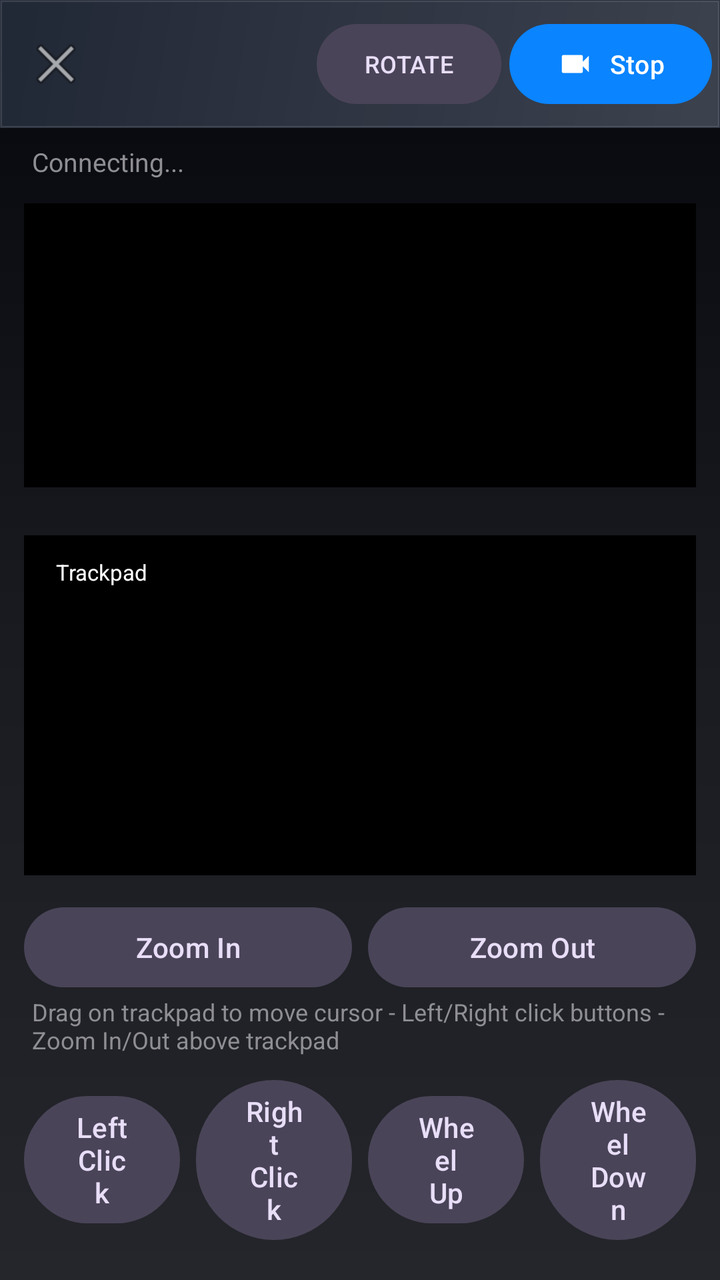
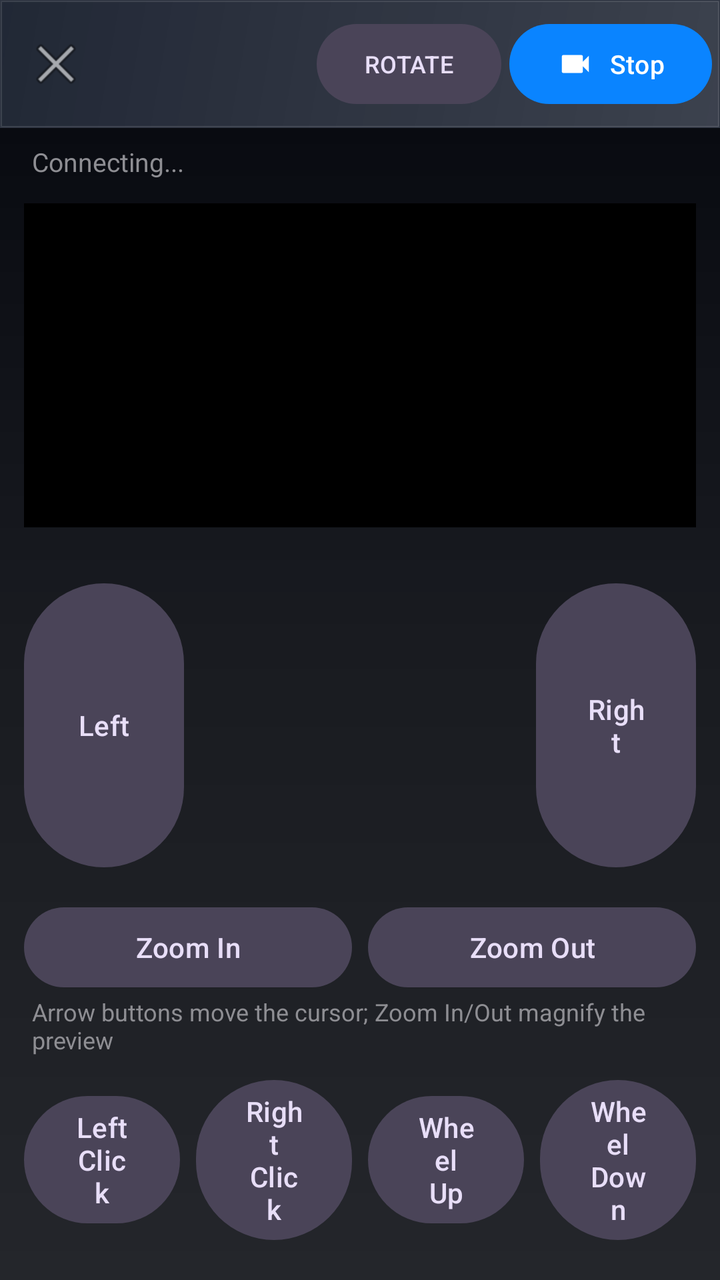

Screens rendered from an Android XML layout before and after an edit, with the pre-edit source and the edit as a unified diff.
<!-- AndroidManifest.xml: application theme Theme.Mimo -->
<!-- res/layout/activity_screen_control.xml -->
<?xml version="1.0" encoding="utf-8"?>
<LinearLayout xmlns:android="http://schemas.android.com/apk/res/android"
    xmlns:app="http://schemas.android.com/apk/res-auto"
    android:layout_width="match_parent"
    android:layout_height="match_parent"
    android:background="@drawable/bg_screen_glass"
    android:orientation="vertical">

    <com.google.android.material.appbar.MaterialToolbar
        android:id="@+id/toolbar"
        android:layout_width="match_parent"
        android:layout_height="?attr/actionBarSize"
        android:background="@drawable/bg_bar_glass"
        android:title="@string/screen_control_title"
        app:navigationIcon="@android:drawable/ic_menu_close_clear_cancel"
        app:titleTextColor="?attr/colorOnSurface">

        <com.google.android.material.button.MaterialButton
            android:id="@+id/btnStop"
            android:layout_width="wrap_content"
            android:layout_height="wrap_content"
            android:layout_gravity="end"
            android:layout_marginEnd="4dp"
            android:minWidth="0dp"
            android:text="@string/stop_stream"
            android:textSize="13sp"
            app:icon="@drawable/ic_video" />

        <com.google.android.material.button.MaterialButton
            android:id="@+id/btnRotateLocal"
            style="@style/Widget.Material3.Button.TonalButton"
            android:layout_width="wrap_content"
            android:layout_height="wrap_content"
            android:layout_gravity="end"
            android:layout_marginEnd="4dp"
            android:minWidth="0dp"
            android:text="@string/rotate_view"
            android:textSize="12sp" />
    </com.google.android.material.appbar.MaterialToolbar>

    <TextView
        android:id="@+id/statusText"
        android:layout_width="wrap_content"
        android:layout_height="wrap_content"
        android:layout_marginStart="16dp"
        android:layout_marginTop="8dp"
        android:text="@string/live_connecting"
        android:textColor="@color/offline_gray"
        android:textSize="13sp" />

    <FrameLayout
        android:layout_width="match_parent"
        android:layout_height="0dp"
        android:layout_weight="1"
        android:layout_margin="12dp"
        android:background="@android:color/black">

        <ImageView
            android:id="@+id/liveImage"
            android:layout_width="match_parent"
            android:layout_height="match_parent"
            android:contentDescription="@string/screen_control_title"
            android:scaleType="matrix" />

        <LinearLayout
            android:id="@+id/pointerLayer"
            android:layout_width="wrap_content"
            android:layout_height="wrap_content"
            android:layout_gravity="top|start"
            android:visibility="gone">
            <ImageView
                android:layout_width="24dp"
                android:layout_height="24dp"
                android:contentDescription="@string/watch_live"
                app:srcCompat="@drawable/ic_cursor" />
        </LinearLayout>
    </FrameLayout>

    <FrameLayout
        android:layout_width="match_parent"
        android:layout_height="170dp"
        android:layout_margin="12dp"
        android:background="@android:color/black">

        <View
            android:id="@+id/trackpad"
            android:layout_width="match_parent"
            android:layout_height="match_parent" />

        <TextView
            android:layout_width="wrap_content"
            android:layout_height="wrap_content"
            android:layout_gravity="top|start"
            android:layout_margin="8dp"
            android:background="@color/terminal_bg"
            android:paddingHorizontal="8dp"
            android:paddingVertical="3dp"
            android:text="@string/trackpad_label"
            android:textColor="@color/terminal_prompt"
            android:textSize="11sp" />
    </FrameLayout>

    <LinearLayout
        android:layout_width="match_parent"
        android:layout_height="wrap_content"
        android:gravity="center"
        android:orientation="horizontal"
        android:paddingHorizontal="12dp">

        <com.google.android.material.button.MaterialButton
            android:id="@+id/btnZoomIn"
            style="@style/Widget.Material3.Button.TonalButton"
            android:layout_width="0dp"
            android:layout_height="wrap_content"
            android:layout_weight="1"
            android:text="@string/zoom_in" />

        <com.google.android.material.button.MaterialButton
            android:id="@+id/btnZoomOut"
            style="@style/Widget.Material3.Button.TonalButton"
            android:layout_width="0dp"
            android:layout_height="wrap_content"
            android:layout_marginStart="8dp"
            android:layout_weight="1"
            android:text="@string/zoom_out" />
    </LinearLayout>

    <TextView
        android:id="@+id/hintText"
        android:layout_width="wrap_content"
        android:layout_height="wrap_content"
        android:layout_marginStart="16dp"
        android:layout_marginBottom="8dp"
        android:text="@string/screen_control_hint"
        android:textColor="@color/offline_gray"
        android:textSize="12sp" />

    <LinearLayout
        android:layout_width="match_parent"
        android:layout_height="wrap_content"
        android:gravity="center"
        android:orientation="horizontal"
        android:paddingHorizontal="12dp"
        android:paddingBottom="16dp">

        <com.google.android.material.button.MaterialButton
            android:id="@+id/btnLeft"
            style="@style/Widget.Material3.Button.TonalButton"
            android:layout_width="0dp"
            android:layout_height="wrap_content"
            android:layout_weight="1"
            android:text="@string/left_click" />

        <com.google.android.material.button.MaterialButton
            android:id="@+id/btnRight"
            style="@style/Widget.Material3.Button.TonalButton"
            android:layout_width="0dp"
            android:layout_height="wrap_content"
            android:layout_marginStart="8dp"
            android:layout_weight="1"
            android:text="@string/right_click" />

        <com.google.android.material.button.MaterialButton
            android:id="@+id/btnWheelUp"
            style="@style/Widget.Material3.Button.TonalButton"
            android:layout_width="0dp"
            android:layout_height="wrap_content"
            android:layout_marginStart="8dp"
            android:layout_weight="1"
            android:text="@string/wheel_up" />

        <com.google.android.material.button.MaterialButton
            android:id="@+id/btnWheelDown"
            style="@style/Widget.Material3.Button.TonalButton"
            android:layout_width="0dp"
            android:layout_height="wrap_content"
            android:layout_marginStart="8dp"
            android:layout_weight="1"
            android:text="@string/wheel_down" />
    </LinearLayout>
</LinearLayout>
<!-- resources referenced by this layout -->
<resources>
  <color name="offline_gray">#8E8E93</color>
  <color name="terminal_bg">#000000</color>
  <color name="terminal_prompt">#FFFFFF</color>
  <!-- drawable bg_bar_glass (drawable) -->
  <?xml version="1.0" encoding="utf-8"?>
  <layer-list xmlns:android="http://schemas.android.com/apk/res/android">
      <item>
          <shape android:shape="rectangle">
              <solid android:color="?attr/colorSurfaceContainer" />
          </shape>
      </item>
      <item android:drawable="@drawable/bg_glass_bar" />
  </layer-list>
  <!-- drawable bg_screen_glass (drawable) -->
  <?xml version="1.0" encoding="utf-8"?>
  <layer-list xmlns:android="http://schemas.android.com/apk/res/android">
      <item>
          <shape android:shape="rectangle">
              <solid android:color="?attr/colorSurface" />
          </shape>
      </item>
      <item android:drawable="@drawable/bg_glass_ambient" />
  </layer-list>
  <!-- drawable ic_cursor (drawable) -->
  <?xml version="1.0" encoding="utf-8"?>
  <vector xmlns:android="http://schemas.android.com/apk/res/android"
      android:width="24dp"
      android:height="24dp"
      android:viewportWidth="24"
      android:viewportHeight="24">
      <path
          android:fillColor="#FFFFFF"
          android:pathData="M5,2 L5,18.5 L9,14.9 L11.4,20.9 L14.6,19.6 L12.2,14 L18,13.8 Z" />
  </vector>
  <!-- drawable ic_video (drawable) -->
  <?xml version="1.0" encoding="utf-8"?>
  <vector xmlns:android="http://schemas.android.com/apk/res/android"
      android:width="24dp"
      android:height="24dp"
      android:viewportWidth="24"
      android:viewportHeight="24"
      android:tint="?attr/colorOnSurface">
      <path
          android:fillColor="#FFFFFF"
          android:pathData="M17,10.5V7c0,-0.55 -0.45,-1 -1,-1H4c-0.55,0 -1,0.45 -1,1v10c0,0.55 0.45,1 1,1h12c0.55,0 1,-0.45 1,-1v-3.5l4,4v-11l-4,4z" />
  </vector>
  <string name="left_click">Left Click</string>
  <string name="live_connecting">Connecting...</string>
  <string name="right_click">Right Click</string>
  <string name="rotate_view">ROTATE</string>
  <string name="screen_control_hint">Drag on trackpad to move cursor - Left/Right click buttons - Zoom In/Out above trackpad</string>
  <string name="screen_control_title">Control Cursor</string>
  <string name="stop_stream">Stop</string>
  <string name="trackpad_label">Trackpad</string>
  <string name="watch_live">Live view (watch it type)</string>
  <string name="wheel_down">Wheel Down</string>
  <string name="wheel_up">Wheel Up</string>
  <string name="zoom_in">Zoom In</string>
  <string name="zoom_out">Zoom Out</string>
  <!-- drawable bg_glass_bar (drawable) -->
  <?xml version="1.0" encoding="utf-8"?>
  <shape xmlns:android="http://schemas.android.com/apk/res/android"
      android:shape="rectangle">
      <gradient
          android:angle="135"
          android:endColor="#14FFFFFF"
          android:startColor="#30FFFFFF" />
      <stroke
          android:width="1dp"
          android:color="#22FFFFFF" />
  </shape>
  <!-- drawable bg_glass_ambient (drawable) -->
  <?xml version="1.0" encoding="utf-8"?>
  <shape xmlns:android="http://schemas.android.com/apk/res/android"
      android:shape="rectangle">
      <gradient
          android:angle="90"
          android:centerColor="#14FFFFFF"
          android:endColor="#00FFFFFF"
          android:startColor="#1FFFFFFF" />
  </shape>
  <color name="primary">#0A84FF</color>
  <color name="on_primary">#FFFFFF</color>
  <color name="primary_container">#0D3559</color>
  <color name="secondary">#30D158</color>
  <color name="surface">#05070D</color>
  <color name="on_surface">#F2F5FA</color>
  <color name="surface_container">#0E1524</color>
  <color name="surface_variant">#1A2338</color>
  <style name="WindowAnim.Push" parent="android:Animation">
          <item name="android:windowEnterAnimation">@anim/push_in</item>
          <item name="android:windowExitAnimation">@anim/push_out</item>
      </style>
  <!-- unchanged entries left out for length: 2 -->
</resources>

<!-- the commit's change to res/layout/activity_screen_control.xml (unified diff, before → after) -->
@@ -76,29 +76,55 @@
         </LinearLayout>
     </FrameLayout>
 
-    <FrameLayout
-        android:layout_width="match_parent"
-        android:layout_height="170dp"
+    <LinearLayout
+        android:layout_width="match_parent"
+        android:layout_height="150dp"
         android:layout_margin="12dp"
-        android:background="@android:color/black">
-
-        <View
-            android:id="@+id/trackpad"
-            android:layout_width="match_parent"
-            android:layout_height="match_parent" />
-
-        <TextView
-            android:layout_width="wrap_content"
-            android:layout_height="wrap_content"
-            android:layout_gravity="top|start"
-            android:layout_margin="8dp"
-            android:background="@color/terminal_bg"
-            android:paddingHorizontal="8dp"
-            android:paddingVertical="3dp"
-            android:text="@string/trackpad_label"
-            android:textColor="@color/terminal_prompt"
-            android:textSize="11sp" />
-    </FrameLayout>
+        android:gravity="center"
+        android:orientation="horizontal">
+
+        <com.google.android.material.button.MaterialButton
+            android:id="@+id/btnMoveLeft"
+            style="@style/Widget.Material3.Button.TonalButton"
+            android:layout_width="0dp"
+            android:layout_height="match_parent"
+            android:layout_weight="1"
+            android:text="@string/move_left" />
+
+        <LinearLayout
+            android:layout_width="0dp"
+            android:layout_height="wrap_content"
+            android:layout_marginStart="8dp"
+            android:layout_marginEnd="8dp"
+            android:layout_weight="2"
+            android:gravity="center"
+            android:orientation="vertical">
+
+            <com.google.android.material.button.MaterialButton
+                android:id="@+id/btnMoveUp"
+                style="@style/Widget.Material3.Button.TonalButton"
+                android:layout_width="0dp"
+                android:layout_height="wrap_content"
+                android:layout_weight="1"
+                android:text="@string/move_up" />
+
+            <com.google.android.material.button.MaterialButton
+                android:id="@+id/btnMoveDown"
+                style="@style/Widget.Material3.Button.TonalButton"
+                android:layout_width="0dp"
+                android:layout_height="wrap_content"
+                android:layout_weight="1"
+                android:text="@string/move_down" />
+        </LinearLayout>
+
+        <com.google.android.material.button.MaterialButton
+            android:id="@+id/btnMoveRight"
+            style="@style/Widget.Material3.Button.TonalButton"
+            android:layout_width="0dp"
+            android:layout_height="match_parent"
+            android:layout_weight="1"
+            android:text="@string/move_right" />
+    </LinearLayout>
 
     <LinearLayout
         android:layout_width="match_parent"
<!-- resource entries referenced after the edit -->
@@ -1,8 +1,6 @@
 <!-- resources referenced by this layout -->
 <resources>
   <color name="offline_gray">#8E8E93</color>
-  <color name="terminal_bg">#000000</color>
-  <color name="terminal_prompt">#FFFFFF</color>
   <!-- drawable bg_bar_glass (drawable) -->
   <?xml version="1.0" encoding="utf-8"?>
   <layer-list xmlns:android="http://schemas.android.com/apk/res/android">
@@ -48,12 +46,15 @@
   </vector>
   <string name="left_click">Left Click</string>
   <string name="live_connecting">Connecting...</string>
+  <string name="move_down">Down</string>
+  <string name="move_left">Left</string>
+  <string name="move_right">Right</string>
+  <string name="move_up">Up</string>
   <string name="right_click">Right Click</string>
   <string name="rotate_view">ROTATE</string>
-  <string name="screen_control_hint">Drag on trackpad to move cursor - Left/Right click buttons - Zoom In/Out above trackpad</string>
+  <string name="screen_control_hint">Arrow buttons move the cursor; Zoom In/Out magnify the preview</string>
   <string name="screen_control_title">Control Cursor</string>
   <string name="stop_stream">Stop</string>
-  <string name="trackpad_label">Trackpad</string>
   <string name="watch_live">Live view (watch it type)</string>
   <string name="wheel_down">Wheel Down</string>
   <string name="wheel_up">Wheel Up</string>
